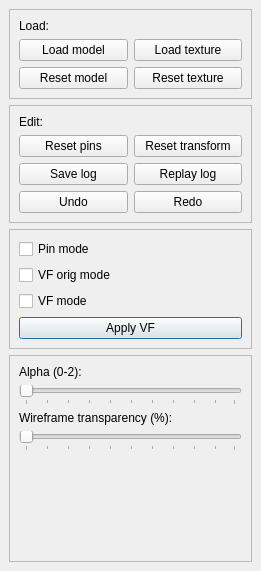
Before: the Qt Designer form GUI/SidePanel.ui in maximlevitsky/animations-editor-bdmorph, drawn with Qt 5.
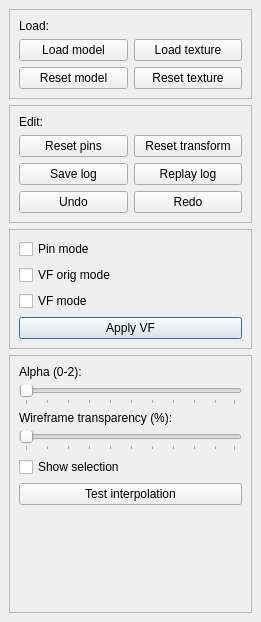
After: the same form once the commit is applied. Custom widgets are drawn as their Qt base class.

What changed in the file:
```diff
--- a/GUI/SidePanel.ui
+++ b/GUI/SidePanel.ui
@@ -7,7 +7,7 @@
     <x>0</x>
     <y>0</y>
     <width>261</width>
-    <height>571</height>
+    <height>622</height>
    </rect>
   </property>
   <property name="features">
@@ -263,6 +263,20 @@
          </property>
         </widget>
        </item>
+       <item>
+        <widget class="ActionCheckBox" name="chkShowSelection">
+         <property name="text">
+          <string>Show selection</string>
+         </property>
+        </widget>
+       </item>
+       <item>
+        <widget class="QPushButton" name="btnTestInterpolation">
+         <property name="text">
+          <string>Test interpolation</string>
+         </property>
+        </widget>
+       </item>
        <item>
         <spacer name="verticalSpacer">
          <property name="orientation">
```
